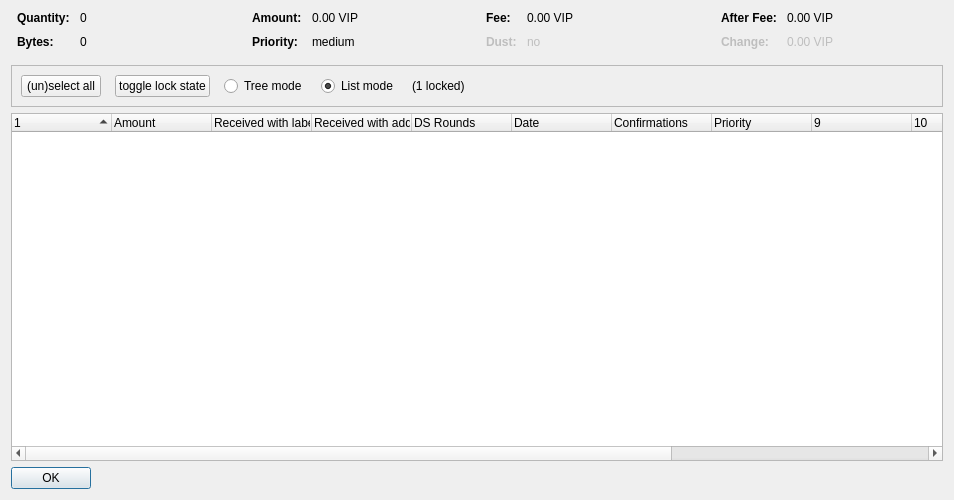
This is src/qt/forms/coincontroldialog.ui in Limitless-VIP/Limitless as Qt 5 draws it before an edit. The edited form follows.
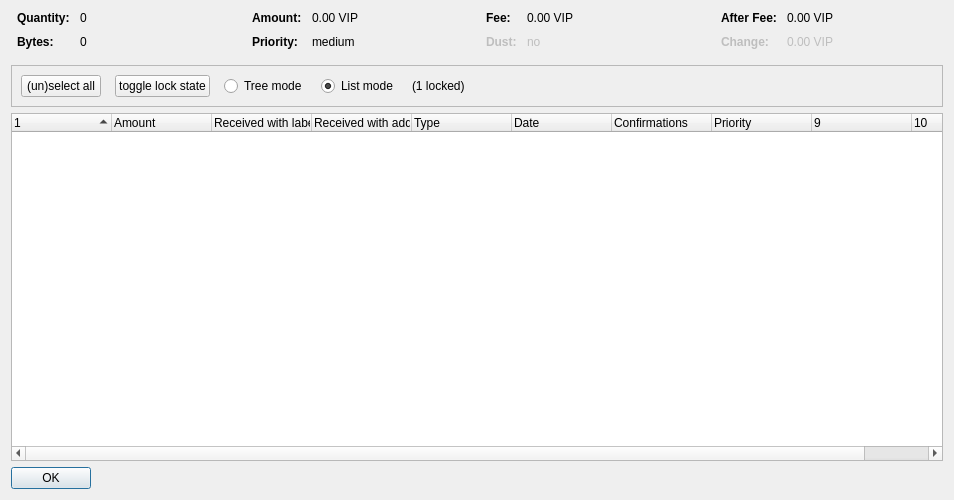
This is the edited form. Custom widgets are drawn as their Qt base class.

What changed in the file:
```diff
--- a/src/qt/forms/coincontroldialog.ui
+++ b/src/qt/forms/coincontroldialog.ui
@@ -447,7 +447,7 @@
       <bool>false</bool>
      </property>
      <property name="columnCount">
-      <number>13</number>
+      <number>10</number>
      </property>
      <attribute name="headerShowSortIndicator" stdset="0">
       <bool>true</bool>
@@ -477,7 +477,7 @@
      </column>
      <column>
       <property name="text">
-       <string>DS Rounds</string>
+       <string>Type</string>
       </property>
      </column>
      <column>
@@ -508,21 +508,6 @@
        <string/>
       </property>
      </column>
-     <column>
-      <property name="text">
-       <string/>
-      </property>
-     </column>
-     <column>
-      <property name="text">
-       <string/>
-      </property>
-     </column>
-     <column>
-      <property name="text">
-       <string/>
-      </property>
-     </column>
     </widget>
    </item>
    <item>
```
